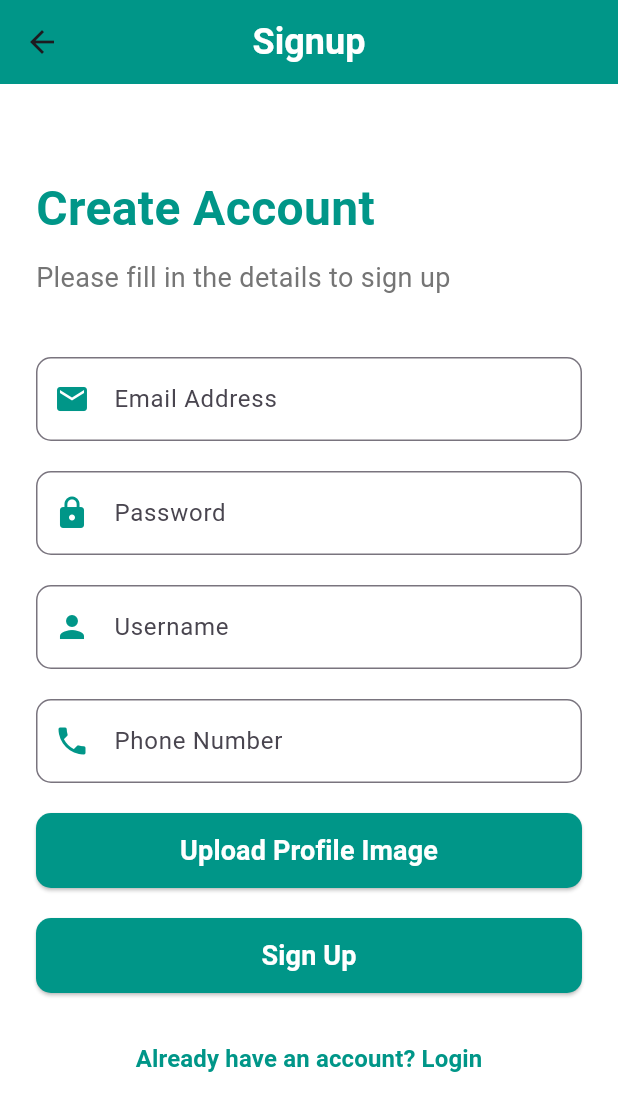
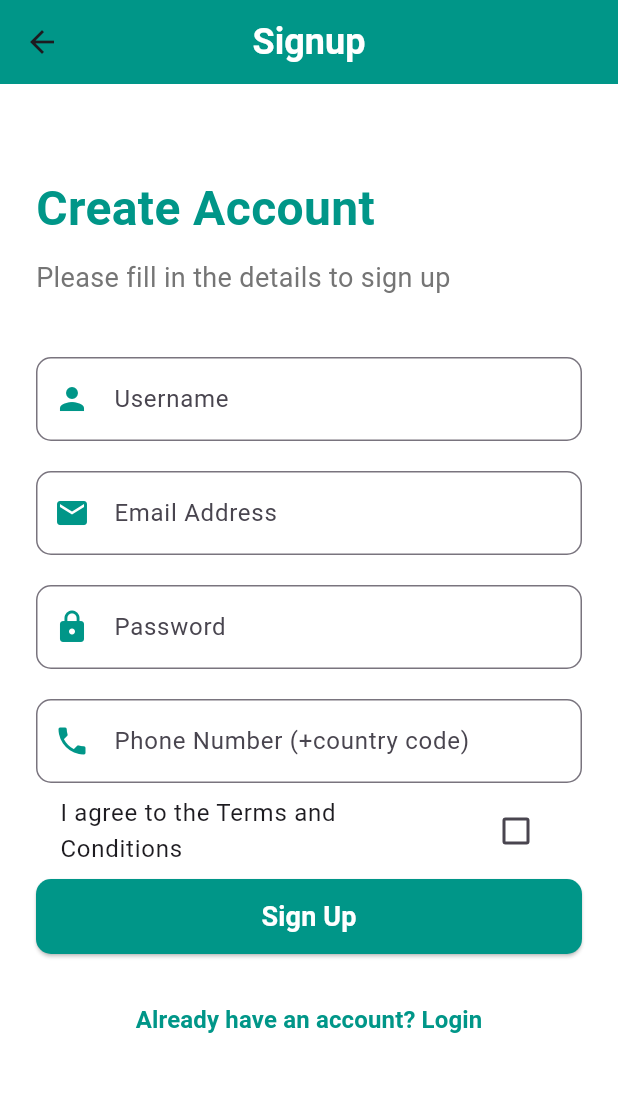
Before and after one commit to NaitikPatel-325/EventHub, a Flutter app: the Signup screen opened by its route, on a phone screen of 412 x 824 dp. Shown: the top 1111 px of the screen. Run offline on Flutter 3.47's test engine with Material 3 defaults, Android fonts, the phone set to English and light mode, and no system bars; our stand-ins replace carousel_slider, firebase_auth, firebase_core, firebase_storage, flutter_dotenv, fluttertoast and 2 more; accounts and stored records are empty; network calls fail; Roboto replaces fonts that are missing (Schyler).

Commit message:
signup updated

```diff
--- a/lib/auth/signup.dart
+++ b/lib/auth/signup.dart
@@ -1,7 +1,6 @@
 import 'package:flutter/material.dart';
 import 'package:http/http.dart' as http;
 import 'dart:convert';
-import 'dart:html' as html; // Import for web file handling
 
 class Signup extends StatefulWidget {
   const Signup({super.key});
@@ -11,61 +10,27 @@ class Signup extends StatefulWidget {
 }
 
 class _SignupState extends State<Signup> {
-  TextEditingController email = TextEditingController();
-  TextEditingController password = TextEditingController();
-  TextEditingController username = TextEditingController();
-  TextEditingController phone = TextEditingController();
+  TextEditingController emailController = TextEditingController();
+  TextEditingController passwordController = TextEditingController();
+  TextEditingController usernameController = TextEditingController();
+  TextEditingController phoneController = TextEditingController();
 
-  // For handling uploaded image
-  html.File? _profileImage;
-  String? _imageUrl; // To store the uploaded image URL
-
-  void _pickImage() {
-    html.FileUploadInputElement uploadInput = html.FileUploadInputElement();
-    uploadInput.accept = 'image/png,image/jpeg';
-    uploadInput.click();
-
-    uploadInput.onChange.listen((e) {
-      final files = uploadInput.files;
-      if (files!.isEmpty) return;
-
-      setState(() {
-        _profileImage = files[0];
-      });
-
-      // Create a URL for the selected image file
-      final reader = html.FileReader();
-      reader.readAsDataUrl(_profileImage!);
-      reader.onLoadEnd.listen((e) {
-        setState(() {
-          _imageUrl = reader.result as String?;
-        });
-      });
-    });
-  }
+  bool isAgreedToTerms = false; // Checkbox for terms and conditions
 
   void signUp(String email, String password, String username, String phone) async {
     final String baseUrl = 'http://192.168.1.147:3000';
-
-    // Prepare form data for image upload
-    var request = http.MultipartRequest('POST', Uri.parse('$baseUrl/user/signup'));
-    request.fields['email'] = email;
-    request.fields['password'] = password;
-    request.fields['username'] = username;
-    request.fields['phone'] = phone;
-
-    // Add the image file if it's selected
-    if (_profileImage != null) {
-      request.files.add(
-        await http.MultipartFile.fromPath(
-          'profile_image',
-          _profileImage!.relativePath!,
-        ),
+    print("insidesignup");
+    try {
+      final response = await http.post(
+        Uri.parse('$baseUrl/user/signup'),
+        headers: <String, String>{'Content-Type': 'application/json; charset=UTF-8'},
+        body: jsonEncode(<String, String>{
+          'email': email,
+          'password': password,
+          'username': username,
+          'phone': phone,
+        }),
       );
-    }
-
-    try {
-      final response = await request.send();
 
       if (response.statusCode == 200) {
         ScaffoldMessenger.of(context).showSnackBar(
@@ -83,7 +48,7 @@ class _SignupState extends State<Signup> {
           ),
         );
       } else {
-        print('Failed to create user: ${response.reasonPhrase}');
+        print('Failed to create user: ${response.body}');
         ScaffoldMessenger.of(context).showSnackBar(
           const SnackBar(
             content: Text('Failed to create user.'),
@@ -143,8 +108,23 @@ class _SignupState extends State<Signup> {
               ),
             ),
             const SizedBox(height: 40.0),
+
+            // Username Field
             TextField(
-              controller: email,
+              controller: usernameController,
+              decoration: InputDecoration(
+                prefixIcon: const Icon(Icons.person, color: Colors.teal),
+                hintText: 'Username',
+                border: OutlineInputBorder(
+                  borderRadius: BorderRadius.circular(10.0),
+                ),
+              ),
+            ),
+            const SizedBox(height: 20.0),
+
+            // Email Field
+            TextField(
+              controller: emailController,
               keyboardType: TextInputType.emailAddress,
               decoration: InputDecoration(
                 prefixIcon: const Icon(Icons.email, color: Colors.teal),
@@ -155,8 +135,10 @@ class _SignupState extends State<Signup> {
               ),
             ),
             const SizedBox(height: 20.0),
+
+            // Password Field
             TextField(
-              controller: password,
+              controller: passwordController,
               obscureText: true,
               decoration: InputDecoration(
                 prefixIcon: const Icon(Icons.lock, color: Colors.teal),
@@ -167,58 +149,59 @@ class _SignupState extends State<Signup> {
               ),
             ),
             const SizedBox(height: 20.0),
+
+            // Phone Number Field
+            // Phone Number Field
 TextField(
-              controller: username,
+  controller: phoneController,
+  keyboardType: TextInputType.phone,
   decoration: InputDecoration(
-                prefixIcon: const Icon(Icons.person, color: Colors.teal),
-                hintText: 'Username',
+    prefixIcon: const Icon(Icons.phone, color: Colors.teal),
+    hintText: 'Phone Number (+country code)',
     border: OutlineInputBorder(
       borderRadius: BorderRadius.circular(10.0),
     ),
   ),
+  onChanged: (value) {
+    // Optional: Automatically format the phone number
+    if (!value.startsWith('+')) {
+      phoneController.text = '+${value.replaceAll(RegExp(r'[^0-9]'), '')}';
+      phoneController.selection = TextSelection.fromPosition(TextPosition(offset: phoneController.text.length));
+    }
+  },
 ),
-            const SizedBox(height: 20.0),
-            TextField(
-              controller: phone,
-              keyboardType: TextInputType.phone,
-              decoration: InputDecoration(
-                prefixIcon: const Icon(Icons.phone, color: Colors.teal),
-                hintText: 'Phone Number',
-                border: OutlineInputBorder(
-                  borderRadius: BorderRadius.circular(10.0),
+
+
+            // Terms and Conditions Checkbox
+            CheckboxListTile(
+              title: const Text("I agree to the Terms and Conditions"),
+              value: isAgreedToTerms,
+              onChanged: (bool? value) {
+                setState(() {
+                  isAgreedToTerms = value!;
+                });
+              },
             ),
-              ),
-            ),
-            const SizedBox(height: 20.0),
-            // Display uploaded image
-            if (_imageUrl != null)
-              Padding(
-                padding: const EdgeInsets.only(bottom: 20.0),
-                child: Image.network(_imageUrl!, height: 100),
-              ),
+
+            // Sign Up Button
             ElevatedButton(
               onPressed: () {
-                _pickImage(); // Open image picker
+                if (isAgreedToTerms) {
+                  signUp(
+                    emailController.text,
+                    passwordController.text,
+                    usernameController.text,
+                    phoneController.text,
+                  );
+                } else {
+                  ScaffoldMessenger.of(context).showSnackBar(
+                    const SnackBar(
+                      content: Text('Please agree to the Terms and Conditions.'),
+                      backgroundColor: Colors.red,
+                    ),
+                  );
+                }
               },
-              style: ElevatedButton.styleFrom(
-                minimumSize: const Size(double.infinity, 50),
-                backgroundColor: Colors.teal,
-                shape: RoundedRectangleBorder(
-                  borderRadius: BorderRadius.circular(10.0),
-                ),
-              ),
-              child: const Text(
-                'Upload Profile Image',
-                style: TextStyle(
-                  color: Colors.white,
-                  fontSize: 18.0,
-                  fontWeight: FontWeight.bold,
-                ),
-              ),
-            ),
-            const SizedBox(height: 20.0),
-            ElevatedButton(
-              onPressed: () => signUp(email.text, password.text, username.text, phone.text),
               style: ElevatedButton.styleFrom(
                 minimumSize: const Size(double.infinity, 50),
                 backgroundColor: Colors.teal,
@@ -236,6 +219,8 @@ class _SignupState extends State<Signup> {
               ),
             ),
             const SizedBox(height: 20.0),
+
+            // Redirect to Login Page
             Center(
               child: TextButton(
                 onPressed: () => Navigator.of(context).pushNamed('/login'),
```
Also changed, not shown: 1 other file. Lines whose indentation alone changed are shown as unchanged.
